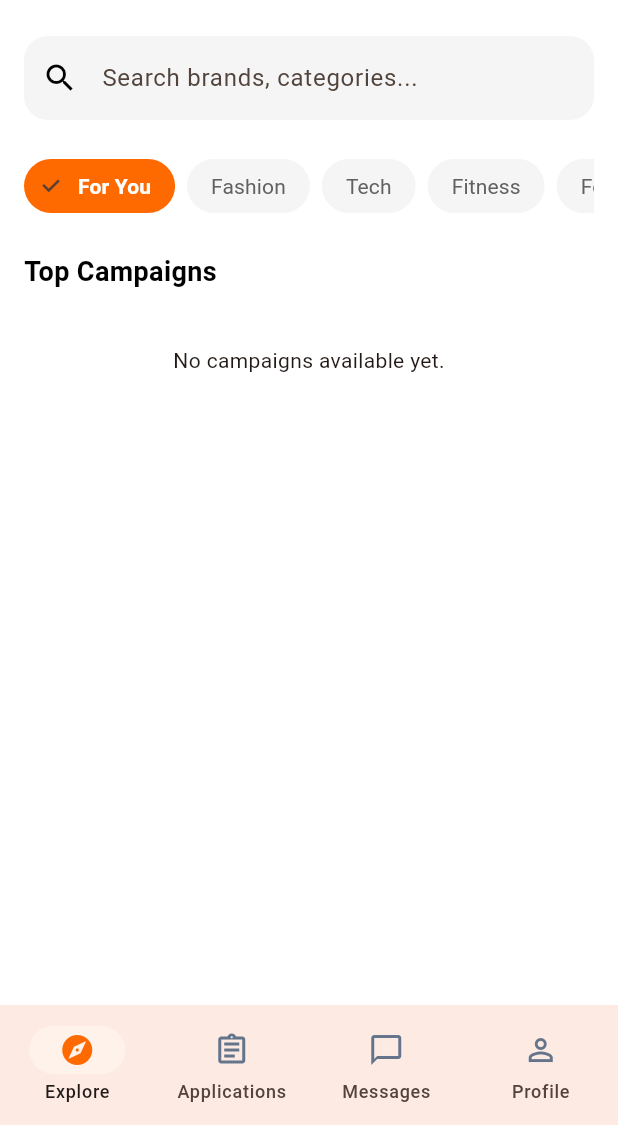
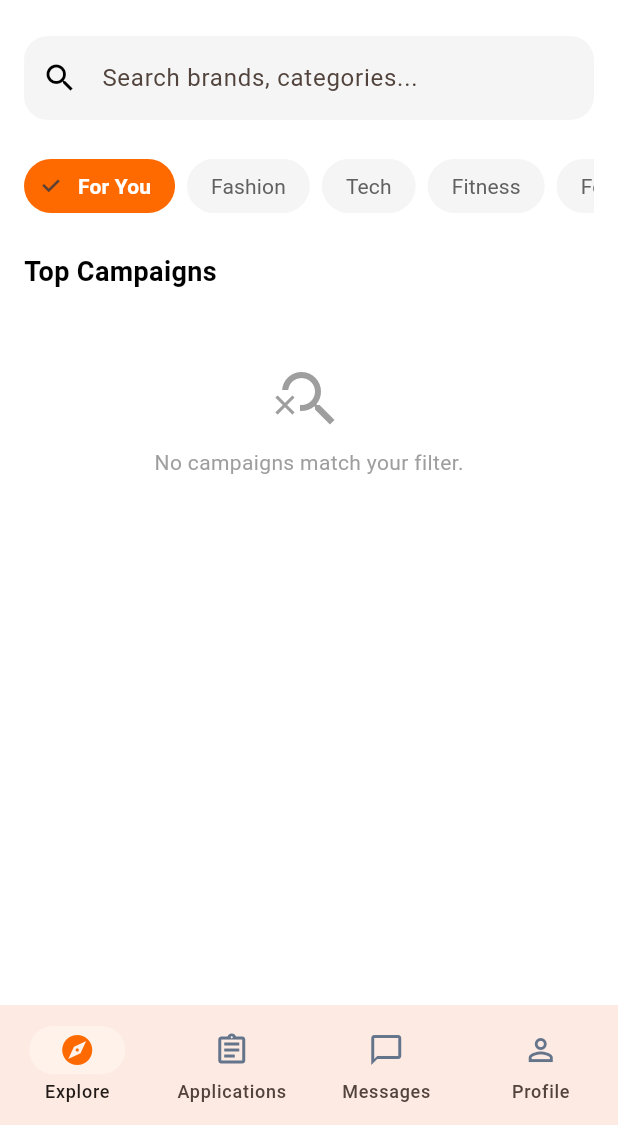
Before and after one commit to wovzo/collabapp, a Flutter app: the InfluencerMainScreen screen opened directly, on a phone screen of 412 x 824 dp, the part 111-1236 px from its top. Run offline on Flutter 3.47's test engine with Material 3 defaults, Android fonts, the phone set to English and light mode, and no system bars; our stand-ins replace supabase_flutter; accounts and stored records are empty.

Commit message:
fix(explore): resolve PostgrestException column campaigns.niche does not exist by using robust campaign filtering

```diff
--- a/lib/main.dart
+++ b/lib/main.dart
@@ -683,38 +683,75 @@ class _ExploreScreenState extends State<ExploreScreen> {
 
             // Dynamic Campaign Cards from Supabase
             FutureBuilder<List<Map<String, dynamic>>>(
-              future: () {
-                var query = Supabase.instance.client
+              future: () async {
+                final data = await Supabase.instance.client
                     .from('campaigns')
                     .select('*, profiles(name)')
-                    .eq('status', 'active');
-
-                if (_selectedCategory != 'For You') {
-                  // Assuming category matching on niche or title for now since we don't have a category column yet
-                  query = query.ilike('niche', '%$_selectedCategory%');
-                }
-
-                if (_searchQuery.isNotEmpty) {
-                  query = query.ilike('title', '%$_searchQuery%');
-                }
-
-                return query.order('created_at', ascending: false);
+                    .eq('status', 'active')
+                    .order('created_at', ascending: false);
+
+                final list = List<Map<String, dynamic>>.from(data);
+
+                return list.where((campaign) {
+                  // Filter by category
+                  if (_selectedCategory != 'For You') {
+                    final cat = _selectedCategory.toLowerCase();
+                    final title = (campaign['title'] ?? '').toString().toLowerCase();
+                    final desc = (campaign['description'] ?? '').toString().toLowerCase();
+                    final req = (campaign['requirements'] ?? '').toString().toLowerCase();
+
+                    if (!title.contains(cat) && !desc.contains(cat) && !req.contains(cat)) {
+                      return false;
+                    }
+                  }
+
+                  // Filter by search query
+                  if (_searchQuery.isNotEmpty) {
+                    final q = _searchQuery.toLowerCase();
+                    final title = (campaign['title'] ?? '').toString().toLowerCase();
+                    final desc = (campaign['description'] ?? '').toString().toLowerCase();
+                    final req = (campaign['requirements'] ?? '').toString().toLowerCase();
+                    final brand = (campaign['profiles']?['name'] ?? '').toString().toLowerCase();
+
+                    if (!title.contains(q) && !desc.contains(q) && !req.contains(q) && !brand.contains(q)) {
+                      return false;
+                    }
+                  }
+
+                  return true;
+                }).toList();
               }(),
               builder: (context, snapshot) {
                 if (snapshot.connectionState == ConnectionState.waiting) {
-                  return const Center(child: CircularProgressIndicator(color: WovzoColors.orange));
+                  return const Center(
+                    child: Padding(
+                      padding: EdgeInsets.all(32),
+                      child: CircularProgressIndicator(color: WovzoColors.orange),
+                    ),
+                  );
                 }
                 if (snapshot.hasError) {
-                  return Text('Error: ${snapshot.error}');
+                  return Center(
+                    child: Padding(
+                      padding: const EdgeInsets.all(20.0),
+                      child: Text('Error: ${snapshot.error}', style: const TextStyle(color: Colors.red)),
+                    ),
+                  );
                 }
 
                 final campaigns = snapshot.data ?? [];
 
                 if (campaigns.isEmpty) {
                   return const Padding(
-                    padding: EdgeInsets.all(20.0),
+                    padding: EdgeInsets.all(32.0),
                     child: Center(
-                      child: Text('No campaigns available yet.'),
+                      child: Column(
+                        children: [
+                          Icon(Icons.search_off, size: 48, color: Colors.grey),
+                          SizedBox(height: 8),
+                          Text('No campaigns match your filter.', style: TextStyle(color: Colors.grey)),
+                        ],
+                      ),
                     ),
                   );
                 }
@@ -728,6 +765,7 @@ class _ExploreScreenState extends State<ExploreScreen> {
                       padding: const EdgeInsets.only(bottom: 16.0),
                       child: _buildCampaignCard(
                         context: context,
+                        campaignId: campaign['id']?.toString(),
                         brandName: brandName.toString(),
                         campaignTitle: campaign['title'].toString(),
                         budget: '₹${campaign['budget']}',
@@ -2635,13 +2673,13 @@ class _CreateCampaignScreenState extends State<CreateCampaignScreen> {
     setState(() => _isLoading = true);
     try {
       final userId = Supabase.instance.client.auth.currentUser!.id;
+      final requirementsString = 'Niche: ${_nicheController.text.trim()} • Platform: ${_platformController.text.trim().isEmpty ? 'Instagram' : _platformController.text.trim()}';
       await Supabase.instance.client.from('campaigns').insert({
         'brand_id': userId,
         'title': _titleController.text.trim(),
         'description': _descController.text.trim(),
-        'platform': _platformController.text.trim().isEmpty ? 'instagram' : _platformController.text.trim(),
-        'budget': int.tryParse(_budgetController.text) ?? 0,
-        'niche': _nicheController.text.trim(),
+        'budget': _budgetController.text.trim(),
+        'requirements': requirementsString,
         'status': 'active'
       });
       if (mounted) {
```
